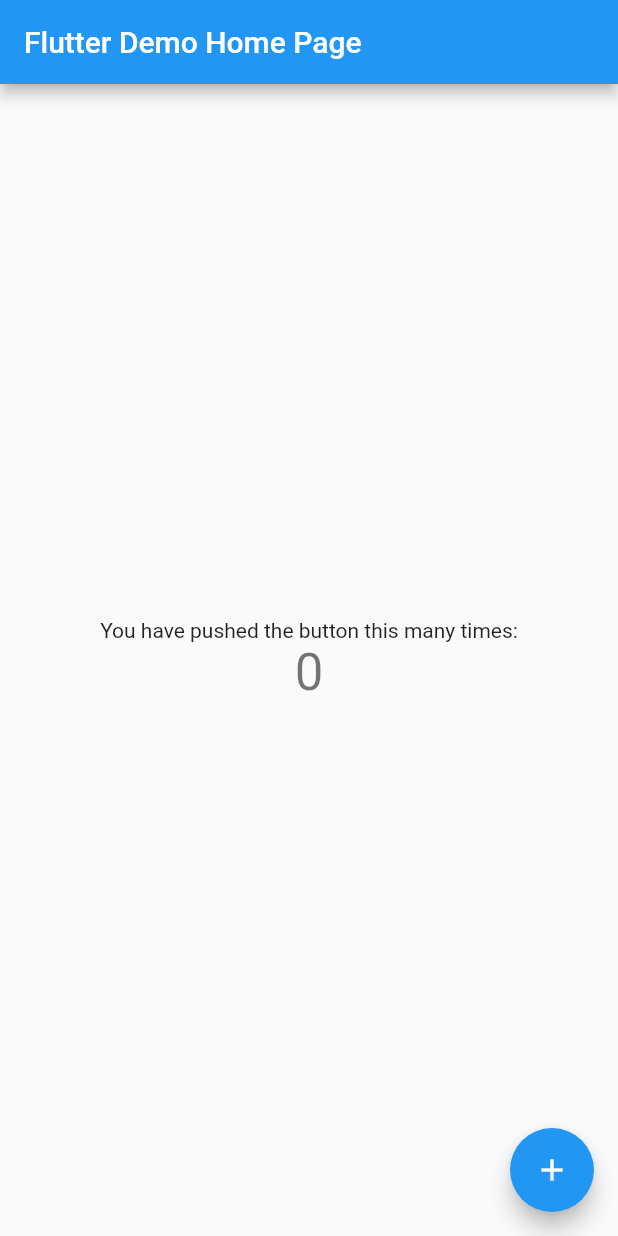
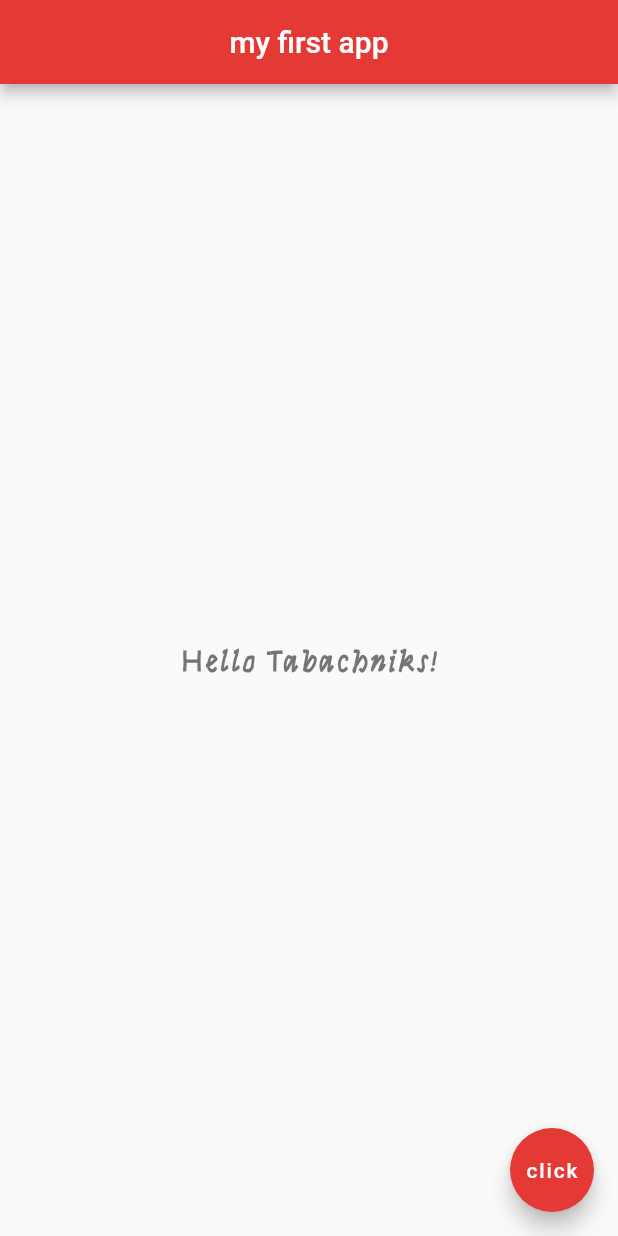
Before and after one commit to gadtab/my_flutter, a Flutter app: the screen it shows after launch, on a phone screen of 412 x 824 dp. Run offline on Flutter 3.47's test engine with Material 2 defaults, Android fonts, the phone set to English and light mode, and no system bars.

Commit message:
added fonts and stuff

```diff
--- a/myapp/lib/main.dart
+++ b/myapp/lib/main.dart
@@ -1,111 +1,35 @@
 import 'package:flutter/material.dart';
 
-void main() => runApp(MyApp());
+void main() => runApp(MaterialApp(
+  home: Home(),
+));
 
-class MyApp extends StatelessWidget {
-  // This widget is the root of your application.
+class Home extends StatelessWidget {
   @override
   Widget build(BuildContext context) {
-    return MaterialApp(
-      title: 'Flutter Demo',
-      theme: ThemeData(
-        // This is the theme of your application.
-        //
-        // Try running your application with "flutter run". You'll see the
-        // application has a blue toolbar. Then, without quitting the app, try
-        // changing the primarySwatch below to Colors.green and then invoke
-        // "hot reload" (press "r" in the console where you ran "flutter run",
-        // or simply save your changes to "hot reload" in a Flutter IDE).
-        // Notice that the counter didn't reset back to zero; the application
-        // is not restarted.
-        primarySwatch: Colors.blue,
+    return Scaffold(
+      appBar: AppBar(
+        title: Text('my first app'),
+        centerTitle: true,
+        backgroundColor: Colors.red[600],
       ),
-      home: MyHomePage(title: 'Flutter Demo Home Page'),
+      body: Center(
+        child: Text(
+          'Hello Tabachniks!',
+          style: TextStyle(
+            fontSize: 20.0,
+            fontWeight: FontWeight.bold,
+            letterSpacing: 2.0,
+            color: Colors.grey[600],
+            fontFamily: 'SyneTactile',
+          ),
+        ),
+      ),
+      floatingActionButton: FloatingActionButton(
+        onPressed: () {},
+        child: Text('click'),
+        backgroundColor: Colors.red[600],
+      ),
     );
   }
 }
-
-class MyHomePage extends StatefulWidget {
-  MyHomePage({Key key, this.title}) : super(key: key);
-
-  // This widget is the home page of your application. It is stateful, meaning
-  // that it has a State object (defined below) that contains fields that affect
-  // how it looks.
-
-  // This class is the configuration for the state. It holds the values (in this
-  // case the title) provided by the parent (in this case the App widget) and
-  // used by the build method of the State. Fields in a Widget subclass are
-  // always marked "final".
-
-  final String title;
-
-  @override
-  _MyHomePageState createState() => _MyHomePageState();
-}
-
-class _MyHomePageState extends State<MyHomePage> {
-  int _counter = 0;
-
-  void _incrementCounter() {
-    setState(() {
-      // This call to setState tells the Flutter framework that something has
-      // changed in this State, which causes it to rerun the build method below
-      // so that the display can reflect the updated values. If we changed
-      // _counter without calling setState(), then the build method would not be
-      // called again, and so nothing would appear to happen.
-      _counter++;
-    });
-  }
-
-  @override
-  Widget build(BuildContext context) {
-    // This method is rerun every time setState is called, for instance as done
-    // by the _incrementCounter method above.
-    //
-    // The Flutter framework has been optimized to make rerunning build methods
-    // fast, so that you can just rebuild anything that needs updating rather
-    // than having to individually change instances of widgets.
-    return Scaffold(
-      appBar: AppBar(
-        // Here we take the value from the MyHomePage object that was created by
-        // the App.build method, and use it to set our appbar title.
-        title: Text(widget.title),
-      ),
-      body: Center(
-        // Center is a layout widget. It takes a single child and positions it
-        // in the middle of the parent.
-        child: Column(
-          // Column is also a layout widget. It takes a list of children and
-          // arranges them vertically. By default, it sizes itself to fit its
-          // children horizontally, and tries to be as tall as its parent.
-          //
-          // Invoke "debug painting" (press "p" in the console, choose the
-          // "Toggle Debug Paint" action from the Flutter Inspector in Android
-          // Studio, or the "Toggle Debug Paint" command in Visual Studio Code)
-          // to see the wireframe for each widget.
-          //
-          // Column has various properties to control how it sizes itself and
-          // how it positions its children. Here we use mainAxisAlignment to
-          // center the children vertically; the main axis here is the vertical
-          // axis because Columns are vertical (the cross axis would be
-          // horizontal).
-          mainAxisAlignment: MainAxisAlignment.center,
-          children: <Widget>[
-            Text(
-              'You have pushed the button this many times:',
-            ),
-            Text(
-              '$_counter',
-              style: Theme.of(context).textTheme.display1,
-            ),
-          ],
-        ),
-      ),
-      floatingActionButton: FloatingActionButton(
-        onPressed: _incrementCounter,
-        tooltip: 'Increment',
-        child: Icon(Icons.add),
-      ), // This trailing comma makes auto-formatting nicer for build methods.
-    );
-  }
-}
```
Also changed, not shown: myapp/pubspec.yaml (+7 -11 lines), myapp/fonts/HennyPenny-Regular.ttf (added), myapp/fonts/SyneTactile-Regular.ttf (added), myapp/pubspec.lock.
